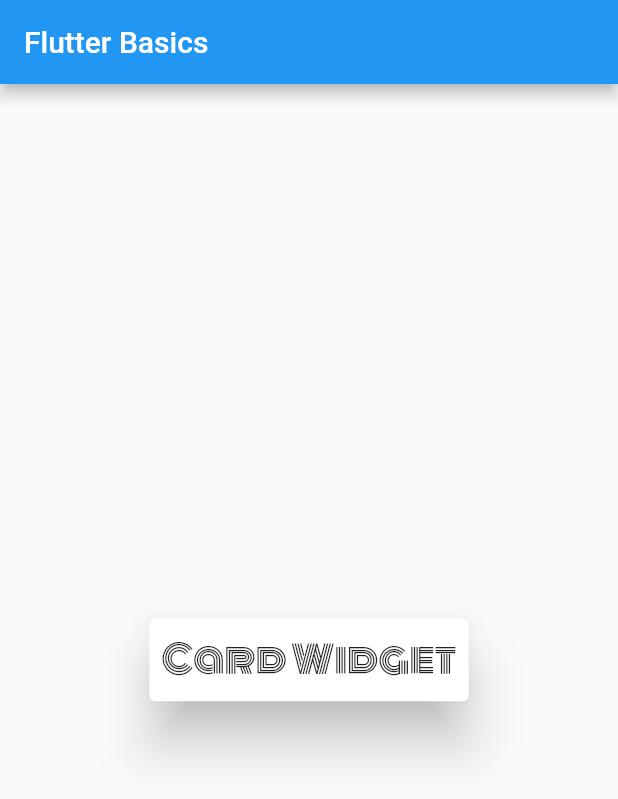
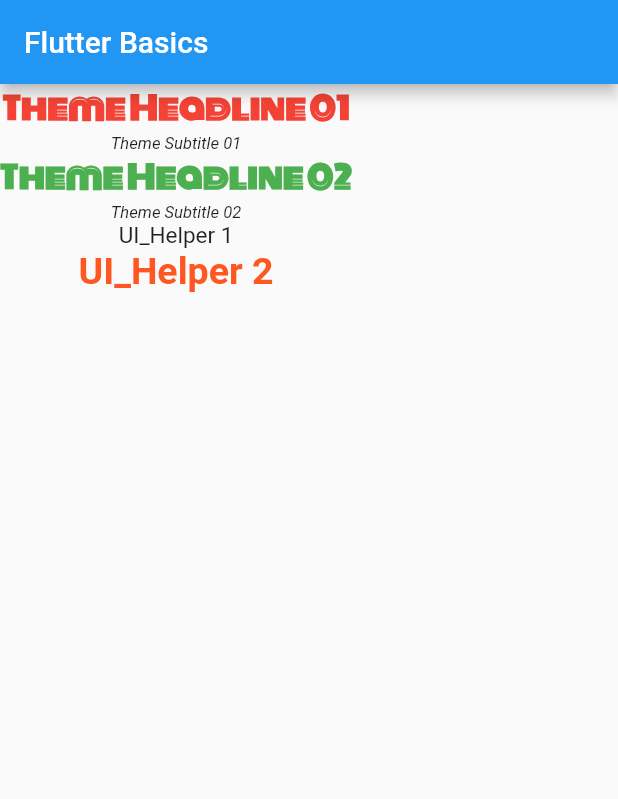
Before and after one commit to KiranKhadd29/practiceFlutter, a Flutter app: the screen it shows after launch, on a phone screen of 412 x 824 dp. Shown: the top 799 px of the screen. Run offline on Flutter 3.47's test engine with Material 2 defaults, Android fonts, the phone set to English and light mode, and no system bars.

Commit message:
Widget - Theme and Style

```diff
--- a/Kiran Workspace/flutter_basics/lib/main.dart
+++ b/Kiran Workspace/flutter_basics/lib/main.dart
@@ -1,4 +1,5 @@
 import 'package:flutter/material.dart';
+import 'package:flutter_basics/ui_helper/text_theme.dart';
 
 void main() {
   runApp(const MyApp());
@@ -15,6 +16,10 @@ class MyApp extends StatelessWidget {
       debugShowCheckedModeBanner: false,
       theme: ThemeData(
         primarySwatch: Colors.blue,
+        textTheme: TextTheme(
+        headline1: TextStyle(fontSize: 21, fontWeight: FontWeight.bold, fontFamily: 'practiceFont001'),
+          subtitle1: TextStyle(fontSize: 11, fontWeight: FontWeight.normal, fontStyle: FontStyle.italic ),
+        ),
       ),
       home: const MyHomePage(title: 'Flutter Demo Home Page'),
     );
@@ -41,13 +46,29 @@ class _MyHomePageState extends State<MyHomePage> {
           title: Text('Flutter Basics'),
         ),
         body:
+         ////////// Theme and Style ////////////////////
+        Column(
+          children: [
+            Text("Theme Headline 01", style: Theme.of(context).textTheme.headline1!.copyWith(color: Colors.red), ),
+            Text("Theme Subtitle 01", style: Theme.of(context).textTheme.subtitle1, ),
+            Text("Theme Headline 02", style: Theme.of(context).textTheme.headline1!.copyWith(color: Colors.green), ),
+            Text("Theme Subtitle 02", style: Theme.of(context).textTheme.subtitle1, ),
+            Text("UI_Helper 1" , style: KiranTS15(),),
+            Text("UI_Helper 2" , style: KiranTS25(),),
+          ],
+        )
+
+
+
       ////////// Card Widget ////////////////////
+        /*
         Center(child: Card(
           elevation: 15,
             child: Padding(
           padding: const EdgeInsets.all(8.0),
           child: Text("Card Widget", style: TextStyle(fontSize: 25, fontFamily: 'practiceFont001'),),
         )))
+        */
       ////////// Custom Font ////////////////////
         /*
       Text("Hey, I am a New Font", style: TextStyle(fontSize: 25, fontFamily: 'practiceFont001'),)
--- /dev/null
+++ b/Kiran Workspace/flutter_basics/lib/ui_helper/text_theme.dart
@@ -0,0 +1,21 @@
+import 'package:flutter/material.dart';
+
+TextStyle KiranTS11(){
+  return TextStyle(fontSize: 11);
+}
+TextStyle KiranTS15(){
+  return TextStyle(fontSize: 15);
+}
+TextStyle KiranTS25 (
+    {
+      Color textColor = Colors.deepOrange,
+      FontWeight fontWeight = FontWeight.bold,
+    }
+    )
+      {
+        return TextStyle(
+            color: textColor,
+            fontWeight: fontWeight,
+            fontSize: 25
+        );
+      }
```
